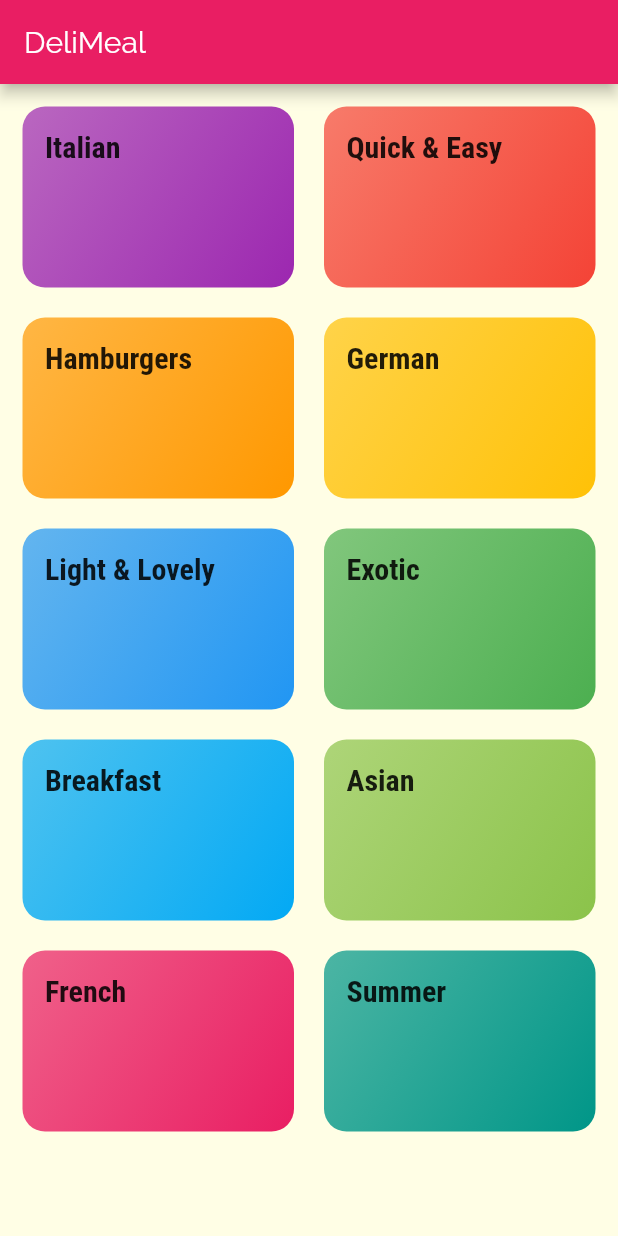
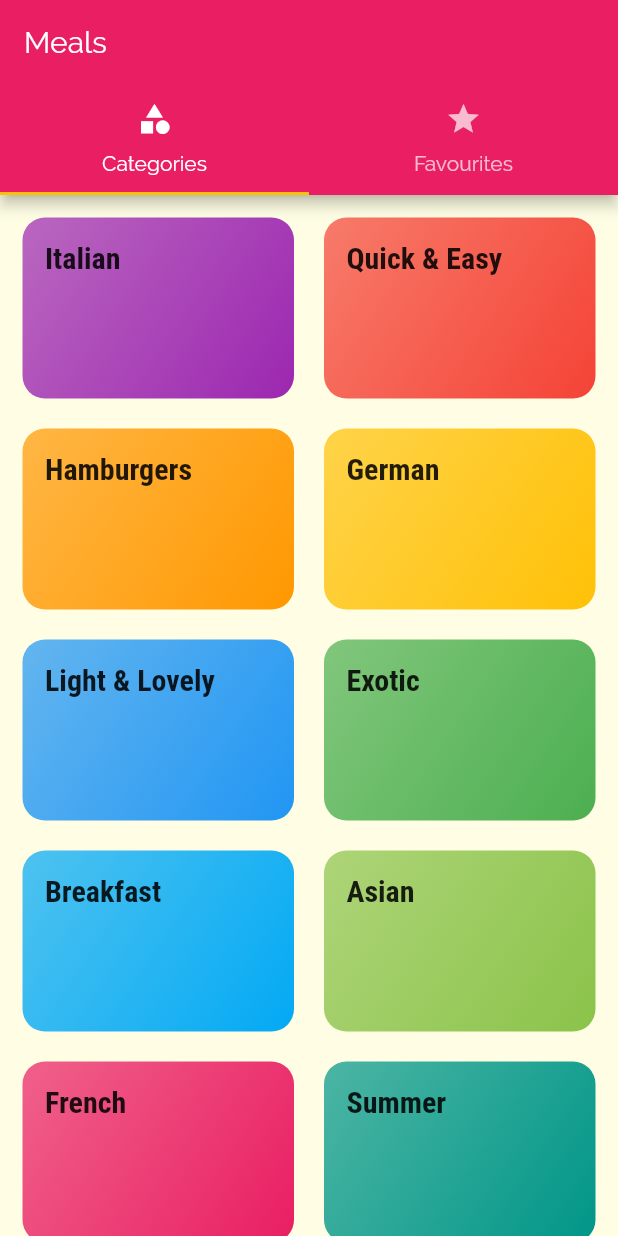
Before and after one commit to MartinFrac/Meals_app_flutter, a Flutter app: the screen it shows after launch, on a phone screen of 412 x 824 dp. Run offline on Flutter 3.47's test engine with Material 2 defaults, Android fonts, the phone set to English and light mode, and no system bars.

Commit message:
implemented top tabs

```diff
--- a/lib/main.dart
+++ b/lib/main.dart
@@ -1,6 +1,7 @@
 import 'package:flutter/material.dart';
+
+import './screens/tabs_screen.dart';
 import './screens/meal_detail_screen.dart';
-
 import './screens/category_meals_screen.dart';
 import './screens/categories_screen.dart';
 
@@ -32,7 +33,7 @@ class MyApp extends StatelessWidget {
               ),
             ),
       ),
-      home: CategoriesScreen(),
+      home: TabsScreen(),
       routes: {
         CategoryMealsScreen.routeName: (ctx) => CategoryMealsScreen(),
         MealDetailScreen.routeName: (ctx) => MealDetailScreen(),
--- a/lib/screens/categories_screen.dart
+++ b/lib/screens/categories_screen.dart
@@ -6,11 +6,7 @@ import '../widgets/category_item.dart';
 class CategoriesScreen extends StatelessWidget {
   @override
   Widget build(BuildContext context) {
-    return Scaffold(
-      appBar: AppBar(
-        title: const Text('DeliMeal'),
-      ),
-      body: GridView(
+    return GridView(
       padding: const EdgeInsets.all(15),
       children: DUMMY_CATEGORIES
           .map((e) => CategoryItem(
@@ -25,7 +21,6 @@ class CategoriesScreen extends StatelessWidget {
         crossAxisSpacing: 20,
         mainAxisSpacing: 20,
       ),
-      ),
     );
   }
 }
--- /dev/null
+++ b/lib/screens/favourites_screen.dart
@@ -0,0 +1,10 @@
+import 'package:flutter/material.dart';
+
+class FavouritesScreen extends StatelessWidget {
+  @override
+  Widget build(BuildContext context) {
+    return Center(
+      child: Text('The Favourites'),
+    );
+  }
+}
--- /dev/null
+++ b/lib/screens/tabs_screen.dart
@@ -0,0 +1,43 @@
+import 'package:flutter/material.dart';
+
+import 'favourites_screen.dart';
+import 'categories_screen.dart';
+
+class TabsScreen extends StatefulWidget {
+  @override
+  _TabsScreenState createState() => _TabsScreenState();
+}
+
+class _TabsScreenState extends State<TabsScreen> {
+  @override
+  Widget build(BuildContext context) {
+    return DefaultTabController(
+      length: 2,
+      child: Scaffold(
+        appBar: AppBar(
+          title: Text('Meals'),
+          bottom: TabBar(
+            tabs: [
+              Tab(
+                icon: Icon(Icons.category),
+                text: 'Categories',
+              ),
+              Tab(
+                icon: Icon(
+                  Icons.star,
+                ),
+                text: 'Favourites',
+              ),
+            ],
+          ),
+        ),
+        body: TabBarView(
+          children: [
+            CategoriesScreen(),
+            FavouritesScreen(),
+          ],
+        ),
+      ),
+    );
+  }
+}
```
Lines whose indentation alone changed are shown as unchanged.
